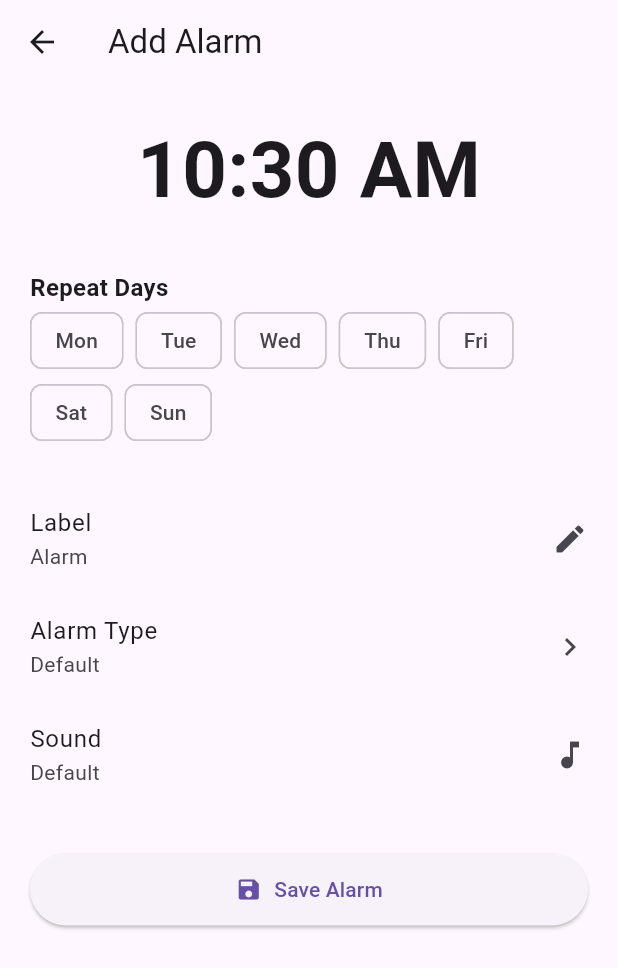
After one commit to MosheT01/snoozegpt, a Flutter app: the screen it shows after launch, after a tap on "Add Alarm", on a phone screen of 412 x 824 dp. The commit adds this screen. Shown: the top 968 px of the screen. Run offline on Flutter 3.47's test engine with Material 3 defaults, Android fonts, the phone set to English and light mode, and no system bars; our stand-ins replace equatable, flutter_bloc, hive, hive_flutter; accounts and stored records are empty.

Commit message:
better ui more options in the alarms

```diff
--- a/doom_alarm/lib/blocs/alarm_bloc/alarm_event.dart
+++ b/doom_alarm/lib/blocs/alarm_bloc/alarm_event.dart
@@ -1,4 +1,5 @@
 import 'package:equatable/equatable.dart';
+import '../../core/models/alarm_model.dart';
 
 abstract class AlarmEvent extends Equatable {
   const AlarmEvent();
@@ -7,15 +8,13 @@ abstract class AlarmEvent extends Equatable {
   List<Object> get props => [];
 }
 
-// Event: Load alarms from memory
 class LoadAlarms extends AlarmEvent {}
 
-// Event: Add a new alarm (time only for now)
 class AddAlarm extends AlarmEvent {
-  final DateTime time;
+  final AlarmModel alarm;
 
-  const AddAlarm(this.time);
+  const AddAlarm(this.alarm);
 
   @override
-  List<Object> get props => [time];
+  List<Object> get props => [alarm];
 }
--- a/doom_alarm/lib/blocs/alarm_bloc/alarm_state.dart
+++ b/doom_alarm/lib/blocs/alarm_bloc/alarm_state.dart
@@ -1,11 +1,12 @@
 import 'package:equatable/equatable.dart';
+import '../../core/models/alarm_model.dart';
 
 class AlarmState extends Equatable {
-  final List<DateTime> alarms;
+  final List<AlarmModel> alarms;
 
   const AlarmState({required this.alarms});
 
-  AlarmState copyWith({List<DateTime>? alarms}) {
+  AlarmState copyWith({List<AlarmModel>? alarms}) {
     return AlarmState(alarms: alarms ?? this.alarms);
   }
 
--- /dev/null
+++ b/doom_alarm/lib/core/models/alarm_model.dart
@@ -0,0 +1,37 @@
+// lib/core/models/alarm_model.dart
+import 'package:flutter/material.dart';
+import 'package:hive/hive.dart';
+
+part 'alarm_model.g.dart';
+
+@HiveType(typeId: 0)
+class AlarmModel extends HiveObject {
+  @HiveField(0)
+  final int hour;
+
+  @HiveField(1)
+  final int minute;
+
+  @HiveField(2)
+  final List<String> repeatDays;
+
+  @HiveField(3)
+  final String label;
+
+  @HiveField(4)
+  final String alarmType;
+
+  @HiveField(5)
+  final String sound;
+
+  AlarmModel({
+    required this.hour,
+    required this.minute,
+    required this.repeatDays,
+    required this.label,
+    required this.alarmType,
+    required this.sound,
+  });
+
+  TimeOfDay get time => TimeOfDay(hour: hour, minute: minute);
+}
--- /dev/null
+++ b/doom_alarm/lib/features/alarm/ui/add_alarm_screen.dart
@@ -0,0 +1,207 @@
+import 'package:flutter/material.dart';
+import '../../../core/models/alarm_model.dart';
+
+class AddAlarmScreen extends StatefulWidget {
+  const AddAlarmScreen({super.key});
+
+  @override
+  State<AddAlarmScreen> createState() => _AddAlarmScreenState();
+}
+
+class _AddAlarmScreenState extends State<AddAlarmScreen> {
+  TimeOfDay selectedTime = TimeOfDay.now();
+  String label = "Alarm";
+  String alarmType = "Default";
+  String sound = "Default";
+  List<String> selectedDays = [];
+
+  final List<String> days = ['Mon', 'Tue', 'Wed', 'Thu', 'Fri', 'Sat', 'Sun'];
+
+  Future<void> _pickTime() async {
+    final picked = await showTimePicker(
+      context: context,
+      initialTime: selectedTime,
+    );
+    if (picked != null) {
+      setState(() {
+        selectedTime = picked;
+      });
+    }
+  }
+
+  Future<void> _editLabel() async {
+    final controller = TextEditingController(text: label);
+    final result = await showDialog<String>(
+      context: context,
+      builder:
+          (_) => AlertDialog(
+            title: const Text('Alarm Label'),
+            content: TextField(
+              controller: controller,
+              autofocus: true,
+              decoration: const InputDecoration(hintText: 'Enter label'),
+            ),
+            actions: [
+              TextButton(
+                onPressed: () => Navigator.pop(context),
+                child: const Text('Cancel'),
+              ),
+              TextButton(
+                onPressed: () => Navigator.pop(context, controller.text.trim()),
+                child: const Text('Save'),
+              ),
+            ],
+          ),
+    );
+    if (result != null && result.isNotEmpty) {
+      setState(() {
+        label = result;
+      });
+    }
+  }
+
+  Future<void> _selectAlarmType() async {
+    final types = ['Default', 'Math', 'Voice', 'Photo'];
+    final result = await showModalBottomSheet<String>(
+      context: context,
+      builder:
+          (_) => ListView(
+            shrinkWrap: true,
+            children:
+                types
+                    .map(
+                      (type) => ListTile(
+                        title: Text(type),
+                        onTap: () => Navigator.pop(context, type),
+                      ),
+                    )
+                    .toList(),
+          ),
+    );
+    if (result != null) {
+      setState(() => alarmType = result);
+    }
+  }
+
+  Future<void> _selectSound() async {
+    final sounds = ['Default', 'Morning Breeze', 'Radar', 'Loud Siren'];
+    final result = await showModalBottomSheet<String>(
+      context: context,
+      builder:
+          (_) => ListView(
+            shrinkWrap: true,
+            children:
+                sounds
+                    .map(
+                      (s) => ListTile(
+                        title: Text(s),
+                        onTap: () => Navigator.pop(context, s),
+                      ),
+                    )
+                    .toList(),
+          ),
+    );
+    if (result != null) {
+      setState(() => sound = result);
+    }
+  }
+
+  @override
+  Widget build(BuildContext context) {
+    final timeFormatted =
+        "${selectedTime.hourOfPeriod.toString().padLeft(2, '0')}:${selectedTime.minute.toString().padLeft(2, '0')} ${selectedTime.period == DayPeriod.am ? 'AM' : 'PM'}";
+
+    return Scaffold(
+      appBar: AppBar(title: const Text("Add Alarm")),
+      body: SafeArea(
+        child: SingleChildScrollView(
+          padding: const EdgeInsets.all(20),
+          child: Column(
+            crossAxisAlignment: CrossAxisAlignment.start,
+            children: [
+              GestureDetector(
+                onTap: _pickTime,
+                child: Center(
+                  child: Text(
+                    timeFormatted,
+                    style: const TextStyle(
+                      fontSize: 52,
+                      fontWeight: FontWeight.bold,
+                    ),
+                  ),
+                ),
+              ),
+              const SizedBox(height: 30),
+              const Text(
+                "Repeat Days",
+                style: TextStyle(fontSize: 16, fontWeight: FontWeight.bold),
+              ),
+              Wrap(
+                spacing: 8,
+                children:
+                    days.map((day) {
+                      final isSelected = selectedDays.contains(day);
+                      return ChoiceChip(
+                        label: Text(day),
+                        selected: isSelected,
+                        onSelected: (selected) {
+                          setState(() {
+                            isSelected
+                                ? selectedDays.remove(day)
+                                : selectedDays.add(day);
+                          });
+                        },
+                      );
+                    }).toList(),
+              ),
+              const SizedBox(height: 24),
+              ListTile(
+                contentPadding: EdgeInsets.zero,
+                title: const Text("Label"),
+                subtitle: Text(label),
+                trailing: const Icon(Icons.edit),
+                onTap: _editLabel,
+              ),
+              ListTile(
+                contentPadding: EdgeInsets.zero,
+                title: const Text("Alarm Type"),
+                subtitle: Text(alarmType),
+                trailing: const Icon(Icons.chevron_right),
+                onTap: _selectAlarmType,
+              ),
+              ListTile(
+                contentPadding: EdgeInsets.zero,
+                title: const Text("Sound"),
+                subtitle: Text(sound),
+                trailing: const Icon(Icons.music_note),
+                onTap: _selectSound,
+              ),
+              const SizedBox(height: 30),
+              SizedBox(
+                width: double.infinity,
+                child: ElevatedButton.icon(
+                  onPressed: () {
+                    final alarm = AlarmModel(
+                      hour: selectedTime.hour,
+                      minute: selectedTime.minute,
+                      repeatDays: selectedDays,
+                      label: label,
+                      alarmType: alarmType,
+                      sound: sound,
+                    );
+                    Navigator.pop(context, alarm);
+                  },
+                  icon: const Icon(Icons.save),
+                  label: const Text("Save Alarm"),
+                  style: ElevatedButton.styleFrom(
+                    padding: const EdgeInsets.symmetric(vertical: 14),
+                  ),
+                ),
+              ),
+            ],
+          ),
+        ),
+      ),
+    );
+  }
+}
--- a/doom_alarm/lib/features/alarm/ui/alarm_list_screen.dart
+++ b/doom_alarm/lib/features/alarm/ui/alarm_list_screen.dart
@@ -1,57 +1,117 @@
 import 'package:flutter/material.dart';
 import 'package:flutter_bloc/flutter_bloc.dart';
 import '../../../blocs/alarm_bloc/alarm_bloc.dart';
+import '../../../blocs/alarm_bloc/alarm_state.dart';
+import '../../../core/models/alarm_model.dart';
+import 'add_alarm_screen.dart';
 import '../../../blocs/alarm_bloc/alarm_event.dart';
-import '../../../blocs/alarm_bloc/alarm_state.dart';
 
 class AlarmListScreen extends StatelessWidget {
-  const AlarmListScreen({Key? key}) : super(key: key);
+  const AlarmListScreen({super.key});
 
   @override
   Widget build(BuildContext context) {
     return Scaffold(
-      appBar: AppBar(title: const Text('Your Alarms')),
+      appBar: AppBar(
+        title: const Text(
+          'Doom Alarm',
+          style: TextStyle(fontWeight: FontWeight.bold, fontSize: 24),
+        ),
+        centerTitle: true,
+      ),
       body: BlocBuilder<AlarmBloc, AlarmState>(
         builder: (context, state) {
           if (state.alarms.isEmpty) {
-            return const Center(child: Text('No alarms yet.'));
+            return const Center(
+              child: Text(
+                'No alarms set yet.',
+                style: TextStyle(fontSize: 18, color: Colors.grey),
+              ),
+            );
           }
           return ListView.builder(
+            padding: const EdgeInsets.all(12),
             itemCount: state.alarms.length,
             itemBuilder: (context, index) {
-              final alarmTime = state.alarms[index];
-              return ListTile(
-                leading: const Icon(Icons.alarm),
-                title: Text(
-                  '${alarmTime.hour.toString().padLeft(2, '0')}:${alarmTime.minute.toString().padLeft(2, '0')}',
+              final alarm = state.alarms[index];
+              final timeText =
+                  '${alarm.hour.toString().padLeft(2, '0')}:${alarm.minute.toString().padLeft(2, '0')}';
+
+              return Padding(
+                padding: const EdgeInsets.symmetric(vertical: 8.0),
+                child: Card(
+                  shape: RoundedRectangleBorder(
+                    borderRadius: BorderRadius.circular(16),
+                  ),
+                  elevation: 4,
+                  child: Padding(
+                    padding: const EdgeInsets.all(16),
+                    child: Column(
+                      crossAxisAlignment: CrossAxisAlignment.start,
+                      children: [
+                        Row(
+                          children: [
+                            const Icon(
+                              Icons.alarm,
+                              size: 28,
+                              color: Colors.deepPurple,
+                            ),
+                            const SizedBox(width: 10),
+                            Text(
+                              timeText,
+                              style: const TextStyle(
+                                fontSize: 32,
+                                fontWeight: FontWeight.bold,
+                              ),
+                            ),
+                          ],
+                        ),
+                        const SizedBox(height: 6),
+                        Text(
+                          alarm.label,
+                          style: const TextStyle(
+                            fontSize: 16,
+                            color: Colors.grey,
+                          ),
+                        ),
+                        const SizedBox(height: 10),
+                        Wrap(
+                          spacing: 8,
+                          children: [
+                            ...alarm.repeatDays.map(
+                              (day) => Chip(
+                                label: Text(day),
+                                backgroundColor: Colors.deepPurple.shade50,
+                              ),
+                            ),
+                            Chip(
+                              label: Text(alarm.alarmType),
+                              backgroundColor: Colors.orange.shade100,
+                            ),
+                          ],
+                        ),
+                      ],
+                    ),
+                  ),
                 ),
               );
             },
           );
         },
       ),
-      floatingActionButton: FloatingActionButton(
+      floatingActionButton: FloatingActionButton.extended(
         onPressed: () async {
-          final TimeOfDay? pickedTime = await showTimePicker(
-            context: context,
-            initialTime: TimeOfDay.now(),
+          final alarm = await Navigator.push<AlarmModel>(
+            context,
+            MaterialPageRoute(builder: (_) => const AddAlarmScreen()),
           );
 
-          if (pickedTime != null) {
-            final now = DateTime.now();
-            final selectedTime = DateTime(
-              now.year,
-              now.month,
-              now.day,
-              pickedTime.hour,
-              pickedTime.minute,
-            );
-
-            context.read<AlarmBloc>().add(AddAlarm(selectedTime));
+          if (alarm != null) {
+            context.read<AlarmBloc>().add(AddAlarm(alarm));
           }
         },
-
-        child: const Icon(Icons.add),
+        icon: const Icon(Icons.add),
+        label: const Text("Add Alarm"),
       ),
     );
   }
--- a/doom_alarm/lib/main.dart
+++ b/doom_alarm/lib/main.dart
@@ -4,13 +4,15 @@ import 'package:flutter_bloc/flutter_bloc.dart';
 import 'features/alarm/ui/alarm_list_screen.dart';
 import 'blocs/alarm_bloc/alarm_bloc.dart';
 import 'package:hive_flutter/hive_flutter.dart';
+import 'core/models/alarm_model.dart';
 
 void main() async {
   WidgetsFlutterBinding.ensureInitialized();
   await Hive.initFlutter();
-  await Hive.openBox(
-    'alarms',
-  ); // We'll store alarms as DateTime.toIso8601String()
+  Hive.registerAdapter(AlarmModelAdapter());
+  final box = await Hive.openBox<AlarmModel>('alarms');
+
+  //await box.clear(); // ⚠️ Clears incompatible old data once
 
   runApp(const DoomAlarmApp());
 }
--- a/doom_alarm/pubspec.yaml
+++ b/doom_alarm/pubspec.yaml
@@ -2,7 +2,7 @@ name: doom_alarm
 description: "A new Flutter project."
 # The following line prevents the package from being accidentally published to
 # pub.dev using `flutter pub publish`. This is preferred for private packages.
-publish_to: 'none' # Remove this line if you wish to publish to pub.dev
+publish_to: "none" # Remove this line if you wish to publish to pub.dev
 
 # The following defines the version and build number for your application.
 # A version number is three numbers separated by dots, like 1.2.43
@@ -36,9 +36,12 @@ dependencies:
   cupertino_icons: ^1.0.8
   equatable: ^2.0.7
   flutter_bloc: ^9.1.0
+  hive: ^2.2.3
   hive_flutter: ^1.1.0
 
 dev_dependencies:
+  build_runner: ^2.4.6
+  hive_generator: ^2.0.1
   flutter_test:
     sdk: flutter
 
@@ -54,7 +57,6 @@ dev_dependencies:
 
 # The following section is specific to Flutter packages.
 flutter:
-
   # The following line ensures that the Material Icons font is
   # included with your application, so that you can use the icons in
   # the material Icons class.
```
Also changed, not shown: doom_alarm/lib/blocs/alarm_bloc/alarm_bloc.dart (+7 -12 lines), doom_alarm/lib/core/models/alarm_model.g.dart (added), doom_alarm/pubspec.lock, 1 other file.
